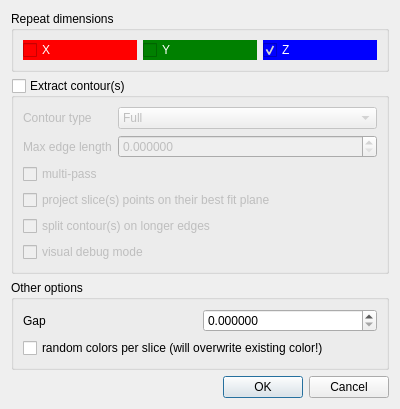
Qt form qCC/ui_templates/clippingBoxRepeatDlg.ui (CloudCompare/CloudCompare) before a commit.
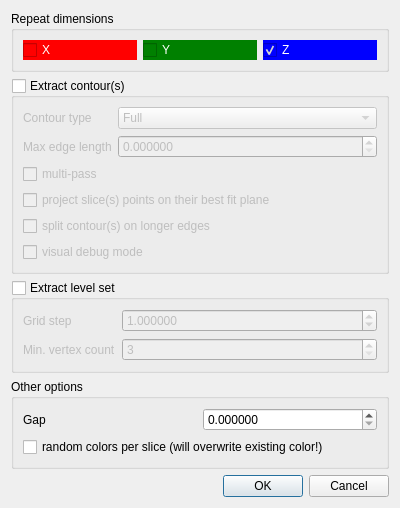
The same form after that commit.

Commit message: Add the capability to generate the "level set" (contour lines) via the Cross-section (Clipping box) tool

```diff
--- a/qCC/ui_templates/clippingBoxRepeatDlg.ui
+++ b/qCC/ui_templates/clippingBoxRepeatDlg.ui
@@ -7,7 +7,7 @@
     <x>0</x>
     <y>0</y>
     <width>400</width>
-    <height>400</height>
+    <height>500</height>
    </rect>
   </property>
   <property name="windowTitle">
@@ -176,6 +176,64 @@
      </layout>
     </widget>
    </item>
+   <item>
+    <widget class="QGroupBox" name="extractLevelSetGroupBox">
+     <property name="title">
+      <string>Extract level set</string>
+     </property>
+     <property name="checkable">
+      <bool>true</bool>
+     </property>
+     <property name="checked">
+      <bool>false</bool>
+     </property>
+     <layout class="QFormLayout" name="formLayout_2">
+      <item row="0" column="0">
+       <widget class="QLabel" name="label_4">
+        <property name="text">
+         <string>Grid step</string>
+        </property>
+       </widget>
+      </item>
+      <item row="0" column="1">
+       <widget class="QDoubleSpinBox" name="lsGridStepDoubleSpinBox">
+        <property name="decimals">
+         <number>6</number>
+        </property>
+        <property name="minimum">
+         <double>0.000001000000000</double>
+        </property>
+        <property name="maximum">
+         <double>100000.000000000000000</double>
+        </property>
+        <property name="value">
+         <double>1.000000000000000</double>
+        </property>
+       </widget>
+      </item>
+      <item row="1" column="0">
+       <widget class="QLabel" name="label_11">
+        <property name="text">
+         <string>Min. vertex count</string>
+        </property>
+       </widget>
+      </item>
+      <item row="1" column="1">
+       <widget class="QSpinBox" name="minLSVertexCountSpinBox">
+        <property name="toolTip">
+         <string>Min vertex count per iso-line (to ignore the smallest ones)</string>
+        </property>
+        <property name="minimum">
+         <number>3</number>
+        </property>
+        <property name="maximum">
+         <number>10000000</number>
+        </property>
+       </widget>
+      </item>
+     </layout>
+    </widget>
+   </item>
    <item>
     <widget class="QGroupBox" name="otherOptionsGroupBox">
      <property name="title">
```
The commit also changes 7 other files.
